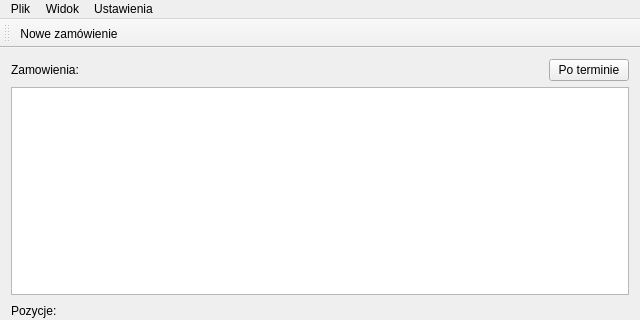
Before: the Qt Designer form ui/mainwindow.ui in MichalGiers/library, drawn with Qt 5; both pictures show x 0 to 640 and y 0 to 320 of the 640 by 546 pixel window.
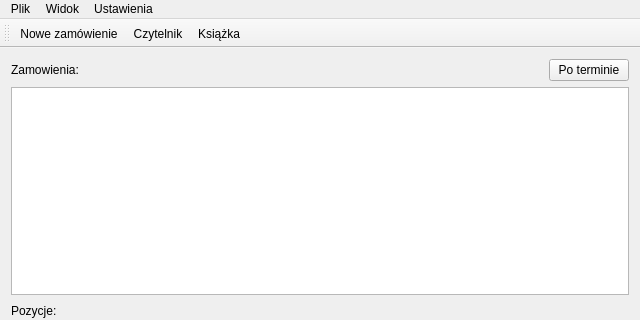
After: the same form once the commit is applied. Icons and pictures are not drawn.

Diff of the .ui file:
```diff
--- a/ui/mainwindow.ui
+++ b/ui/mainwindow.ui
@@ -141,6 +141,8 @@
     <bool>false</bool>
    </attribute>
    <addaction name="actionNoweZamowienie"/>
+   <addaction name="actionCzytelnik"/>
+   <addaction name="actionKsiazka"/>
   </widget>
   <action name="actionZamknij">
    <property name="text">
```
Left out of the diff: 4 changed lines with no effect on the pictures.
